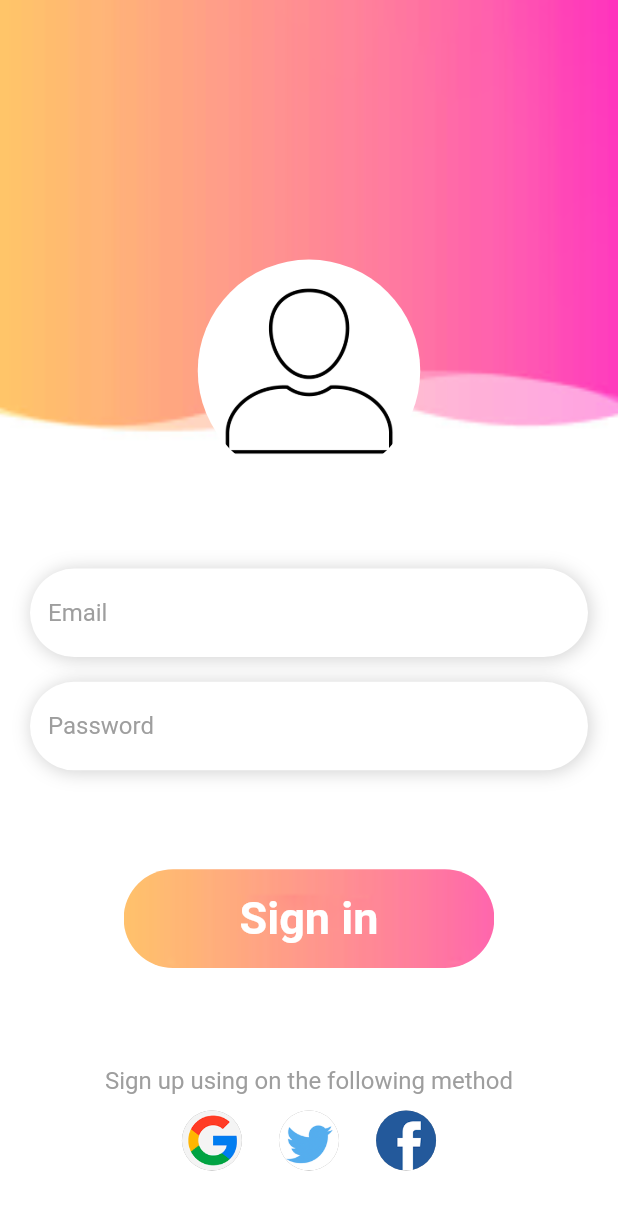
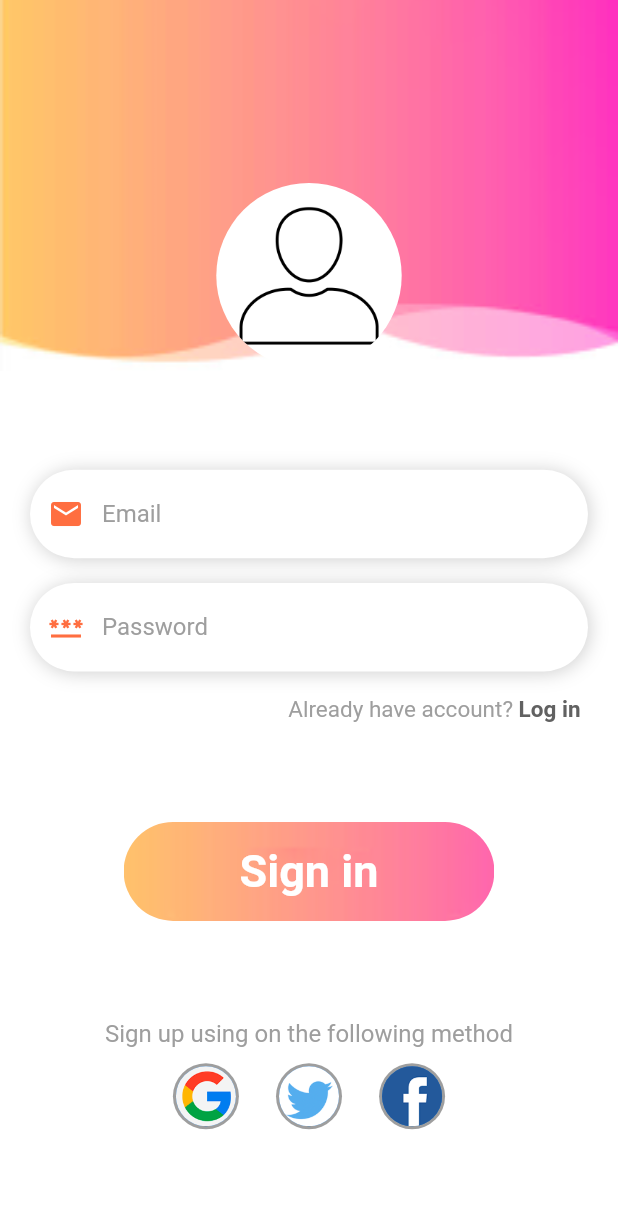
Before and after one commit to heshrathi/firebase_auth_app, a Flutter app: the SignUpPage screen opened directly, on a phone screen of 412 x 824 dp. Shown: the top 1210 px of the screen. Run offline on Flutter 3.47's test engine with Material 2 defaults, Android fonts, the phone set to English and light mode, and no system bars; our stand-ins replace get.

Commit message:
Base UI
All working 3 pages with navigation buttons for each page.

```diff
--- a/lib/main.dart
+++ b/lib/main.dart
@@ -1,6 +1,8 @@
 import 'package:firebase_auth_app/loginPage.dart';
 import 'package:firebase_auth_app/signupPage.dart';
+import 'package:firebase_auth_app/welcomePage.dart';
 import 'package:flutter/material.dart';
+import 'package:get/get.dart';
 
 void main() {
   runApp(const MyApp());
@@ -12,13 +14,13 @@ class MyApp extends StatelessWidget {
   // This widget is the root of your application.
   @override
   Widget build(BuildContext context) {
-    return MaterialApp(
+    return GetMaterialApp(
       debugShowCheckedModeBanner: false,
       title: 'Flutter Demo',
       theme: ThemeData(
         primarySwatch: Colors.blue,
       ),
-      home: SignUpPage(),
+      home: LoginPage(),
     );
   }
 }
--- a/lib/signupPage.dart
+++ b/lib/signupPage.dart
@@ -1,6 +1,10 @@
+import 'package:firebase_auth_app/loginPage.dart';
+import 'package:firebase_auth_app/welcomePage.dart';
+import 'package:flutter/gestures.dart';
 import 'package:flutter/material.dart';
 import 'package:flutter/src/foundation/key.dart';
 import 'package:flutter/src/widgets/framework.dart';
+import 'package:get/get.dart';
 
 class SignUpPage extends StatelessWidget {
   const SignUpPage({Key? key}) : super(key: key);
@@ -15,7 +19,7 @@ class SignUpPage extends StatelessWidget {
         children: [
           Container(
             width: w,
-            height: h * 0.4,
+            height: h * 0.3,
             decoration: const BoxDecoration(
               image: DecorationImage(
                 image: AssetImage('img/signup.png'),
@@ -25,10 +29,10 @@ class SignUpPage extends StatelessWidget {
             child: Column(
               children: [
                 SizedBox(
-                  height: h * 0.21,
+                  height: h * 0.148,
                 ),
                 CircleAvatar(
-                  radius: w * 0.18,
+                  radius: w * 0.15,
                   backgroundColor: Colors.white,
                   backgroundImage: AssetImage('img/profile.png'),
                 )
@@ -36,7 +40,7 @@ class SignUpPage extends StatelessWidget {
             ),
           ),
           SizedBox(
-            height: h * 0.06,
+            height: h * 0.08,
           ),
           Container(
             margin: const EdgeInsets.symmetric(
@@ -58,6 +62,10 @@ class SignUpPage extends StatelessWidget {
                 hintText: "Email",
                 hintStyle: const TextStyle(
                   color: Colors.grey,
+                ),
+                prefixIcon: Icon(
+                  Icons.email,
+                  color: Colors.deepOrangeAccent,
                 ),
                 enabledBorder: OutlineInputBorder(
                   borderRadius: BorderRadius.circular(40),
@@ -98,6 +106,10 @@ class SignUpPage extends StatelessWidget {
                 hintStyle: const TextStyle(
                   color: Colors.grey,
                 ),
+                prefixIcon: Icon(
+                  Icons.password_sharp,
+                  color: Colors.deepOrangeAccent,
+                ),
                 border: OutlineInputBorder(
                   borderRadius: BorderRadius.circular(40),
                 ),
@@ -117,9 +129,50 @@ class SignUpPage extends StatelessWidget {
             ),
           ),
           SizedBox(
+            height: h * 0.02,
+          ),
+          Container(
+            alignment: Alignment.centerRight,
+            margin: EdgeInsets.symmetric(
+              horizontal: 25,
+            ),
+            child: RichText(
+              text: TextSpan(children: [
+                TextSpan(
+                  text: 'Already have account? ',
+                  style: TextStyle(
+                    color: Colors.grey,
+                    fontSize: 15,
+                  ),
+                ),
+                TextSpan(
+                  text: 'Log in',
+                  style: TextStyle(
+                    fontSize: 15,
+                    color: Colors.grey[700],
+                    fontWeight: FontWeight.bold,
+                  ),
+                  recognizer: TapGestureRecognizer()
+                    ..onTap = () {
+                      Get.to(() => LoginPage());
+                    },
+                ),
+              ]),
+            ),
+          ),
+          SizedBox(
             height: h * 0.08,
           ),
-          Container(
+          InkWell(
+            onTap: () {
+              Navigator.push(
+                context,
+                MaterialPageRoute(
+                  builder: (context) => WelcomePage(),
+                ),
+              );
+            },
+            child: Container(
               height: h * 0.08,
               width: w * 0.6,
               decoration: BoxDecoration(
@@ -136,6 +189,7 @@ class SignUpPage extends StatelessWidget {
                   fontWeight: FontWeight.w600,
                   fontSize: 30,
                   color: Colors.white,
+                ),
               ),
             ),
           ),
@@ -158,22 +212,34 @@ class SignUpPage extends StatelessWidget {
               mainAxisAlignment: MainAxisAlignment.center,
               children: [
                 const CircleAvatar(
+                  radius: 22,
+                  backgroundColor: Colors.grey,
+                  child: CircleAvatar(
+                    radius: 20,
                     backgroundImage: AssetImage('img/g.png'),
-                  backgroundColor: Colors.grey,
+                  ),
                 ),
                 SizedBox(
                   width: w * 0.06,
                 ),
                 const CircleAvatar(
+                  radius: 22,
+                  backgroundColor: Colors.grey,
+                  child: CircleAvatar(
+                    radius: 20,
                     backgroundImage: AssetImage('img/t.png'),
-                  backgroundColor: Colors.grey,
+                  ),
                 ),
                 SizedBox(
                   width: w * 0.06,
                 ),
                 const CircleAvatar(
+                  radius: 22,
+                  backgroundColor: Colors.grey,
+                  child: CircleAvatar(
+                    radius: 20,
                     backgroundImage: AssetImage('img/f.png'),
-                  backgroundColor: Colors.grey,
+                  ),
                 ),
               ],
             ),
--- a/pubspec.yaml
+++ b/pubspec.yaml
@@ -34,6 +34,7 @@ dependencies:
   # The following adds the Cupertino Icons font to your application.
   # Use with the CupertinoIcons class for iOS style icons.
   cupertino_icons: ^1.0.2
+  get: ^4.6.5
 
 dev_dependencies:
   flutter_test:
```
Also changed, not shown: lib/loginPage.dart (+32 -7 lines), lib/welcomePage.dart (added, +106 -0 lines), pubspec.lock. Lines whose indentation alone changed are shown as unchanged.
